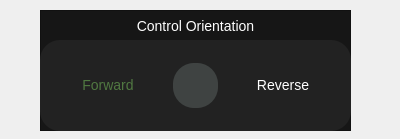
Qt form control_panel_section_widgets/control_orientation.ui (itumtalaiteam/Denizalti) before a commit.
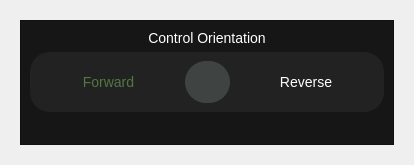
The same form after that commit. Icons and pictures are not drawn.

The edit to the form file:
```diff
--- a/control_panel_section_widgets/control_orientation.ui
+++ b/control_panel_section_widgets/control_orientation.ui
@@ -6,31 +6,19 @@
    <rect>
     <x>0</x>
     <y>0</y>
-    <width>400</width>
-    <height>139</height>
+    <width>414</width>
+    <height>165</height>
    </rect>
   </property>
   <property name="windowTitle">
    <string>Form</string>
   </property>
+  <layout class="QVBoxLayout" name="verticalLayout_4">
+   <item>
   <widget class="QWidget" name="cpanel_control_orientation_widget" native="true">
-   <property name="geometry">
-    <rect>
-     <x>40</x>
-     <y>10</y>
-     <width>311</width>
-     <height>121</height>
-    </rect>
-   </property>
+     <layout class="QVBoxLayout" name="verticalLayout_3">
+      <item>
    <widget class="QFrame" name="cpanel_control_orientation">
-    <property name="geometry">
-     <rect>
-      <x>0</x>
-      <y>0</y>
-      <width>311</width>
-      <height>121</height>
-     </rect>
-    </property>
     <property name="styleSheet">
      <string notr="true">QFrame#cpanel_control_orientation{
 background-color:	rgba(22,22,22,255);
@@ -42,14 +30,14 @@
     <property name="frameShadow">
      <enum>QFrame::Raised</enum>
     </property>
+        <layout class="QVBoxLayout" name="verticalLayout_2">
+         <item>
     <widget class="QLabel" name="cpanel_label_control_orientation">
-     <property name="geometry">
-      <rect>
-       <x>80</x>
-       <y>0</y>
-       <width>151</width>
-       <height>31</height>
-      </rect>
+           <property name="sizePolicy">
+            <sizepolicy hsizetype="Preferred" vsizetype="Fixed">
+             <horstretch>0</horstretch>
+             <verstretch>0</verstretch>
+            </sizepolicy>
      </property>
      <property name="styleSheet">
       <string notr="true">color:White;
@@ -62,15 +50,9 @@
       <set>Qt::AlignCenter</set>
      </property>
     </widget>
+         </item>
+         <item>
     <widget class="QFrame" name="cpanel_frame_control_orientation">
-     <property name="geometry">
-      <rect>
-       <x>0</x>
-       <y>30</y>
-       <width>311</width>
-       <height>91</height>
-      </rect>
-     </property>
      <property name="styleSheet">
       <string notr="true">QFrame#cpanel_frame_control_orientation {
 background-color: rgba(34,34,34,255);
@@ -101,15 +83,8 @@
      <property name="frameShadow">
       <enum>QFrame::Raised</enum>
      </property>
-     <widget class="QWidget" name="horizontalLayoutWidget">
-      <property name="geometry">
-       <rect>
-        <x>10</x>
-        <y>10</y>
-        <width>291</width>
-        <height>71</height>
-       </rect>
-      </property>
+           <layout class="QVBoxLayout" name="verticalLayout">
+            <item>
       <layout class="QHBoxLayout" name="horizontalLayout">
        <property name="spacing">
         <number>7</number>
@@ -179,10 +154,30 @@
         </widget>
        </item>
       </layout>
-     </widget>
-    </widget>
-   </widget>
-  </widget>
+            </item>
+           </layout>
+          </widget>
+         </item>
+         <item>
+          <spacer name="verticalSpacer">
+           <property name="orientation">
+            <enum>Qt::Vertical</enum>
+           </property>
+           <property name="sizeHint" stdset="0">
+            <size>
+             <width>20</width>
+             <height>40</height>
+            </size>
+           </property>
+          </spacer>
+         </item>
+        </layout>
+       </widget>
+      </item>
+     </layout>
+    </widget>
+   </item>
+  </layout>
  </widget>
  <resources/>
  <connections/>
```
Lines whose indentation alone changed are shown as unchanged.
